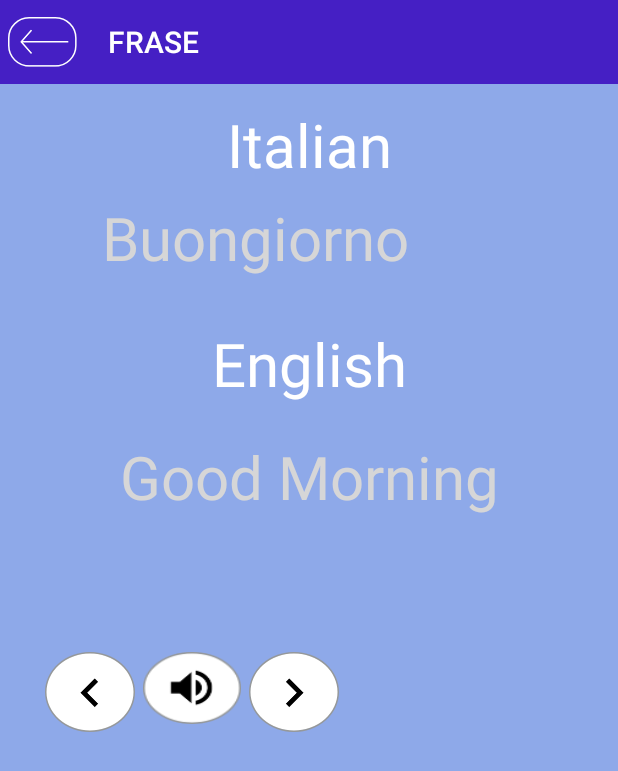
After one commit to efd1006/ScuolaDeiBambini-App, an Android app: the PhraseActivity screen opened directly, with no data from a screen before it, on a phone screen of 412 x 824 dp. The commit adds this screen. Shown: the top 771 px of the screen. Run offline under Robolectric (Android 15) with nearby library versions, the phone set to English and light mode, and no system bars.

Commit message:
Added content on phrases Menu Inflater for dashboard

```diff
--- a/ScuolaDeiBambini/app/src/main/AndroidManifest.xml
+++ b/ScuolaDeiBambini/app/src/main/AndroidManifest.xml
@@ -25,6 +25,7 @@
         <activity android:name=".AssessmentActivity" android:screenOrientation="portrait"></activity>
         <activity android:name=".ResultActivity" android:screenOrientation="portrait" />
         <activity android:name=".ScoreDashboardActivity" android:screenOrientation="portrait"></activity>
+        <activity android:name=".PhraseActivity" android:screenOrientation="portrait"></activity>
     </application>
 
 </manifest>
--- /dev/null
+++ b/ScuolaDeiBambini/app/src/main/java/com/example/edmardiaz/scuoladeibambini/PhraseActivity.java
@@ -0,0 +1,195 @@
+package com.example.edmardiaz.scuoladeibambini;
+
+import android.media.MediaPlayer;
+import android.os.Bundle;
+import android.support.annotation.Nullable;
+import android.support.v4.content.ContextCompat;
+import android.support.v7.app.AppCompatActivity;
+import android.support.v7.widget.Toolbar;
+import android.view.MenuItem;
+import android.view.View;
+import android.widget.ImageButton;
+import android.widget.TextView;
+
+import org.w3c.dom.Text;
+
+import java.util.ArrayList;
+
+/**
+ * Created by EdmarDiaz on 12/21/2017.
+ */
+
+public class PhraseActivity extends AppCompatActivity {
+
+    ArrayList<String> it_phrases = new ArrayList<>();
+    ArrayList<String> en_phrases = new ArrayList<>();
+    int counter = 0;
+    MediaPlayer mp;
+    //widgets
+    TextView txtEnglish, txtItalian;
+    ImageButton btn_back,btn_next,btn_listen;
+    @Override
+    protected void onCreate(Bundle savedInstanceState) {
+        super.onCreate(savedInstanceState);
+        setContentView(R.layout.phrase_category_activity);
+        Toolbar toolbar = (Toolbar)findViewById(R.id.app_bar);
+        toolbar.setTitle("FRASE");
+        toolbar.setTitleTextColor(ContextCompat.getColor(getApplicationContext(), R.color.white));
+        setSupportActionBar(toolbar);
+        // setup back button on toolbar
+        getSupportActionBar().setDisplayShowHomeEnabled(true);
+        getSupportActionBar().setDisplayHomeAsUpEnabled(true);
+        // load words
+        txtEnglish = (TextView)findViewById(R.id.txtEnglish);
+        txtItalian = (TextView)findViewById(R.id.txtItalian);
+        btn_back = (ImageButton)findViewById(R.id.btn_cat_back);
+        btn_next = (ImageButton)findViewById(R.id.btn_next);
+        btn_listen = (ImageButton)findViewById(R.id.btn_listen);
+        Phrases p = new Phrases();
+        en_phrases = p.getEn_phrases();
+        it_phrases = p.getIt_phrases();
+        txtEnglish.setText(en_phrases.get(0));
+        txtItalian.setText(it_phrases.get(0));
+
+        btn_next.setOnClickListener(new View.OnClickListener() {
+            @Override
+            public void onClick(View view) {
+                if (counter < en_phrases.size() - 1) {
+                    counter = counter + 1;
+                    changeView(counter);
+                }else{
+                    return;
+                }
+            }
+        });
+        btn_back.setOnClickListener(new View.OnClickListener() {
+            @Override
+            public void onClick(View view) {
+                if (counter > 0) {
+                    counter = counter - 1;
+                    changeView(counter);
+                } else {
+                    counter = 0;
+                    changeView(counter);
+                }
+            }
+        });
+
+        btn_listen.setOnClickListener(new View.OnClickListener() {
+            @Override
+            public void onClick(View view) {
+                listen(counter);
+            }
+        });
+
+    }
+
+    @Override
+    public boolean onOptionsItemSelected(MenuItem item) {
+        int id = item.getItemId();
+
+        if(id == android.R.id.home) {
+            this.finish();
+        }
+        return super.onOptionsItemSelected(item);
+    }
+
+    public void changeView(int c){
+        txtEnglish.setText(en_phrases.get(c));
+        txtItalian.setText(it_phrases.get(c));
+    }
+
+    public void listen(int counter) {
+        if (counter == 0) {
+            mp = MediaPlayer.create(this, R.raw.goodmorning);
+            mp.start();
+            mp.setOnCompletionListener(new MediaPlayer.OnCompletionListener() {
+                @Override
+                public void onCompletion(MediaPlayer mediaPlayer) {
+                    mediaPlayer.release();
+                }
+            });
+        } else if (counter == 1) {
+            mp = MediaPlayer.create(this, R.raw.goodafternoon);
+            mp.start();
+            mp.setOnCompletionListener(new MediaPlayer.OnCompletionListener() {
+                @Override
+                public void onCompletion(MediaPlayer mediaPlayer) {
+                    mediaPlayer.release();
+                }
+            });
+        } else if (counter == 2) {
+            mp = MediaPlayer.create(this, R.raw.howareyou);
+            mp.start();
+            mp.setOnCompletionListener(new MediaPlayer.OnCompletionListener() {
+                @Override
+                public void onCompletion(MediaPlayer mediaPlayer) {
+                    mediaPlayer.release();
+                }
+            });
+        } else if (counter == 3) {
+            mp = MediaPlayer.create(this, R.raw.whatisyourname);
+            mp.start();
+            mp.setOnCompletionListener(new MediaPlayer.OnCompletionListener() {
+                @Override
+                public void onCompletion(MediaPlayer mediaPlayer) {
+                    mediaPlayer.release();
+                }
+            });
+        } else if (counter == 4) {
+            mp = MediaPlayer.create(this, R.raw.nicetomeetyou);
+            mp.start();
+            mp.setOnCompletionListener(new MediaPlayer.OnCompletionListener() {
+                @Override
+                public void onCompletion(MediaPlayer mediaPlayer) {
+                    mediaPlayer.release();
+                }
+            });
+        } else if (counter == 5) {
+            mp = MediaPlayer.create(this, R.raw.thankyou);
+            mp.start();
+            mp.setOnCompletionListener(new MediaPlayer.OnCompletionListener() {
+                @Override
+                public void onCompletion(MediaPlayer mediaPlayer) {
+                    mediaPlayer.release();
+                }
+            });
+        } else if (counter == 6) {
+            mp = MediaPlayer.create(this, R.raw.yourewelcome);
+            mp.start();
+            mp.setOnCompletionListener(new MediaPlayer.OnCompletionListener() {
+                @Override
+                public void onCompletion(MediaPlayer mediaPlayer) {
+                    mediaPlayer.release();
+                }
+            });
+        } else if (counter == 7) {
+            mp = MediaPlayer.create(this, R.raw.mynameis);
+            mp.start();
+            mp.setOnCompletionListener(new MediaPlayer.OnCompletionListener() {
+                @Override
+                public void onCompletion(MediaPlayer mediaPlayer) {
+                    mediaPlayer.release();
+                }
+            });
+        } else if (counter == 8) {
+            mp = MediaPlayer.create(this, R.raw.howoldareyou);
+            mp.start();
+            mp.setOnCompletionListener(new MediaPlayer.OnCompletionListener() {
+                @Override
+                public void onCompletion(MediaPlayer mediaPlayer) {
+                    mediaPlayer.release();
+                }
+            });
+        } else if (counter == 9) {
+            mp = MediaPlayer.create(this, R.raw.seeyoulater);
+            mp.start();
+            mp.setOnCompletionListener(new MediaPlayer.OnCompletionListener() {
+                @Override
+                public void onCompletion(MediaPlayer mediaPlayer) {
+                    mediaPlayer.release();
+                }
+            });
+        }
+    }
+}
--- /dev/null
+++ b/ScuolaDeiBambini/app/src/main/java/com/example/edmardiaz/scuoladeibambini/Phrases.java
@@ -0,0 +1,44 @@
+package com.example.edmardiaz.scuoladeibambini;
+
+import java.util.ArrayList;
+
+/**
+ * Created by EdmarDiaz on 12/21/2017.
+ */
+
+public class Phrases {
+    ArrayList<String> it_phrases = new ArrayList<>();
+    ArrayList<String> en_phrases = new ArrayList<>();
+
+    public Phrases() {
+        en_phrases.add("Good Morning");
+        en_phrases.add("Good Afternoon");
+        en_phrases.add("How are you?");
+        en_phrases.add("What is your name?");
+        en_phrases.add("Nice to meet you");
+        en_phrases.add("Thank you");
+        en_phrases.add("You're welcome");
+        en_phrases.add("My name is...");
+        en_phrases.add("How old are you?");
+        en_phrases.add("See you later");
+
+        it_phrases.add("Buongiorno");
+        it_phrases.add("Buon Pomeriggio");
+        it_phrases.add("Come stai?");
+        it_phrases.add("Come ti chiami?");
+        it_phrases.add("Piacere di conoscerti");
+        it_phrases.add("Grazie");
+        it_phrases.add("Prego");
+        it_phrases.add("Mi chiamo");
+        it_phrases.add("Quanti anni hai?");
+        it_phrases.add("Arrivederci");
+    }
+
+    public ArrayList<String> getIt_phrases() {
+        return it_phrases;
+    }
+
+    public ArrayList<String> getEn_phrases() {
+        return en_phrases;
+    }
+}
--- /dev/null
+++ b/ScuolaDeiBambini/app/src/main/res/layout/phrase_category_activity.xml
@@ -0,0 +1,116 @@
+<?xml version="1.0" encoding="utf-8"?>
+<ScrollView xmlns:android="http://schemas.android.com/apk/res/android"
+    xmlns:app="http://schemas.android.com/apk/res-auto"
+    xmlns:tools="http://schemas.android.com/tools"
+    android:layout_width="match_parent"
+    android:layout_height="match_parent"
+    android:background="@color/colorPrimaryDark">
+
+    <android.support.constraint.ConstraintLayout
+        android:layout_width="match_parent"
+        android:layout_height="wrap_content"
+        tools:layout_editor_absoluteX="0dp"
+        tools:layout_editor_absoluteY="0dp">
+
+        <TextView
+            android:id="@+id/textView8"
+            android:layout_width="340dp"
+            android:layout_height="wrap_content"
+            android:layout_marginLeft="8dp"
+            android:layout_marginRight="8dp"
+            android:layout_marginTop="69dp"
+            android:gravity="center"
+            android:text="Italian"
+            android:textColor="@color/white"
+            android:textSize="40dp"
+            app:layout_constraintLeft_toLeftOf="parent"
+            app:layout_constraintRight_toRightOf="parent"
+            app:layout_constraintTop_toTopOf="parent"
+            android:layout_marginStart="8dp"
+            android:layout_marginEnd="8dp" />
+
+        <TextView
+            android:id="@+id/txtHolder"
+            android:layout_width="340dp"
+            android:layout_height="wrap_content"
+            android:layout_marginLeft="8dp"
+            android:layout_marginRight="8dp"
+            android:layout_marginTop="30dp"
+            android:gravity="center"
+            android:text="English"
+            android:textColor="@color/white"
+            android:textSize="40dp"
+            app:layout_constraintLeft_toLeftOf="parent"
+            app:layout_constraintRight_toRightOf="parent"
+            app:layout_constraintTop_toBottomOf="@+id/txtItalian"
+            android:layout_marginStart="8dp"
+            android:layout_marginEnd="8dp" />
+
+        <TextView
+            android:id="@+id/txtEnglish"
+            android:layout_width="340dp"
+            android:layout_height="wrap_content"
+            android:layout_marginLeft="8dp"
+            android:text="How are you?"
+            android:textSize="40dp"
+            android:textColor="@color/black_de"
+            android:gravity="center"
+            android:layout_marginRight="8dp"
+            android:layout_marginTop="21dp"
+            app:layout_constraintLeft_toLeftOf="parent"
+            app:layout_constraintRight_toRightOf="parent"
+            app:layout_constraintTop_toBottomOf="@+id/txtHolder"
+            android:layout_marginStart="8dp"
+            android:layout_marginEnd="8dp" />
+
+        <TextView
+            android:id="@+id/txtItalian"
+            android:layout_width="340dp"
+            android:layout_height="wrap_content"
+            android:layout_marginTop="8dp"
+            android:text="Come stai?"
+            android:gravity="center"
+            android:textSize="40dp"
+            android:textColor="@color/black_de"
+            app:layout_constraintTop_toBottomOf="@+id/textView8"
+            tools:layout_editor_absoluteX="10dp" />
+
+        <ImageButton
+            android:id="@+id/btn_cat_back"
+            android:layout_width="wrap_content"
+            android:layout_height="wrap_content"
+            android:layout_marginStart="30dp"
+            android:layout_marginTop="90dp"
+            android:background="@drawable/btn_cat_back"
+            app:layout_constraintLeft_toLeftOf="parent"
+            app:layout_constraintTop_toBottomOf="@+id/txtEnglish"
+            android:layout_marginLeft="32dp" />
+
+        <ImageButton
+            android:id="@+id/btn_listen"
+            android:layout_width="65dp"
+            android:layout_height="48dp"
+            android:background="@drawable/btn_listen"
+            android:layout_marginStart="5dp"
+            android:layout_marginTop="90dp"
+            app:layout_constraintTop_toBottomOf="@+id/txtEnglish"
+            app:layout_constraintLeft_toRightOf="@+id/btn_cat_back"
+            android:layout_marginLeft="5dp" />
+
+        <ImageButton
+            android:id="@+id/btn_next"
+            android:layout_width="wrap_content"
+            android:layout_height="wrap_content"
+            android:background="@drawable/btn_next"
+            android:layout_marginStart="5dp"
+            android:layout_marginTop="90dp"
+            app:layout_constraintTop_toBottomOf="@+id/txtEnglish"
+            app:layout_constraintLeft_toRightOf="@+id/btn_listen"
+            android:layout_marginLeft="5dp" />
+
+        <include
+            android:id="@+id/app_bar"
+            layout="@layout/app_bar"></include>
+
+    </android.support.constraint.ConstraintLayout>
+</ScrollView>
--- a/ScuolaDeiBambini/app/src/main/res/values/styles.xml
+++ b/ScuolaDeiBambini/app/src/main/res/values/styles.xml
@@ -7,5 +7,7 @@
         <item name="colorPrimaryDark">@color/titlebar</item>
         <item name="colorAccent">@color/colorAccent</item>
         <item name="android:homeAsUpIndicator">@drawable/btn_back</item>
+        <item name="overlapAnchor">false</item>
+        <item name="android:dropDownVerticalOffset">-5dp</item>
     </style>
 </resources>
```
Also changed, not shown: ScuolaDeiBambini/app/src/main/java/com/example/edmardiaz/scuoladeibambini/CategoryActivity.java (+22 -2 lines), ScuolaDeiBambini/app/src/main/res/menu/menu.xml (added, +8 -0 lines), 10 other files.
